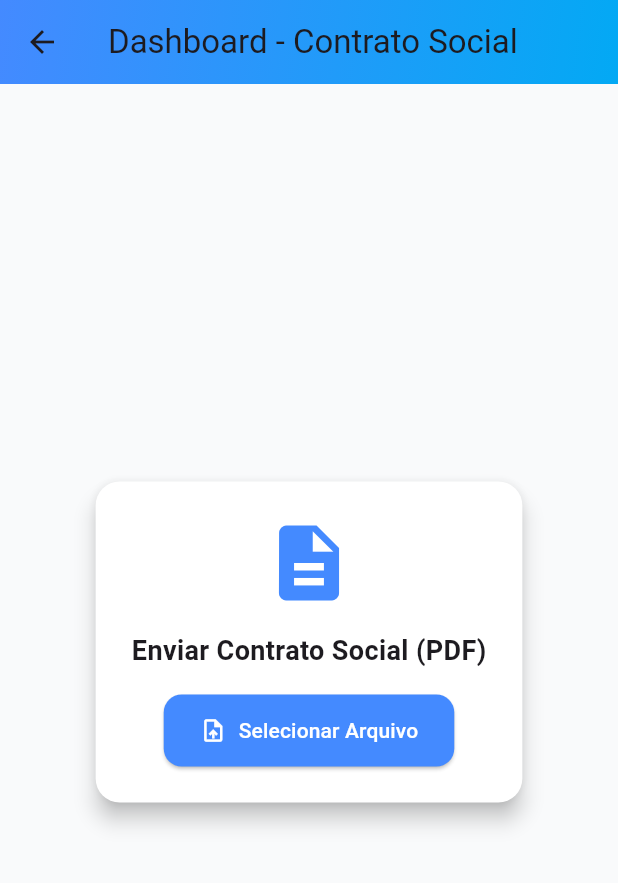
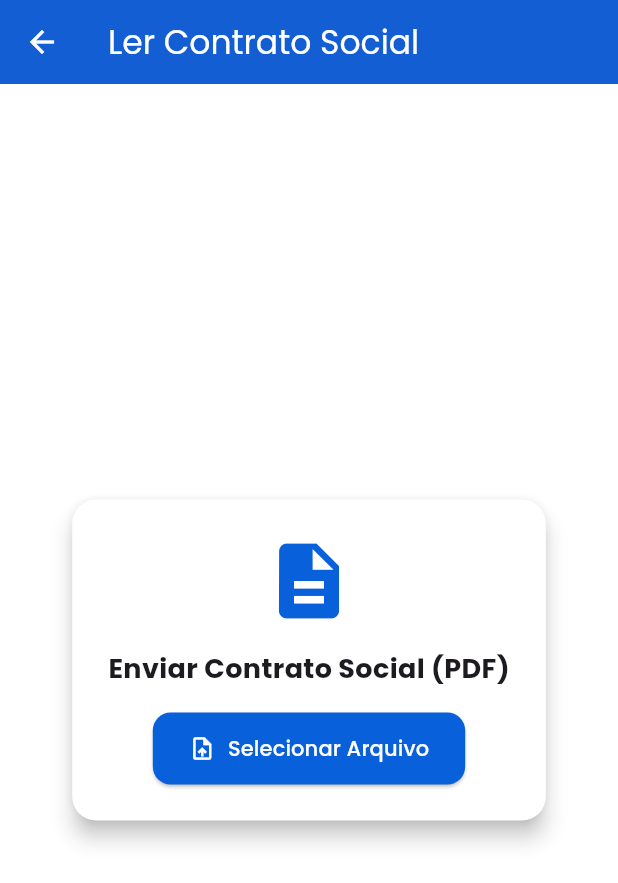
Before and after one commit to aliosmarchehade/contrato-social-paghiper-ddm, a Flutter app: the screen it shows after launch, in the side drawer, after a tap on "Ler contrato social", on a phone screen of 412 x 824 dp. Shown: the top 883 px of the screen. Run offline on Flutter 3.47's test engine with Material 3 defaults, Android fonts, the phone set to English and light mode, and no system bars; our stand-ins replace file_picker, google_fonts, sqflite, sqflite_common_ffi_web; accounts and stored records are empty.

Commit message:
style | mudando o estilo geral das paginas

```diff
--- a/contratosocial/lib/contrato_social_app.dart
+++ b/contratosocial/lib/contrato_social_app.dart
@@ -1,5 +1,6 @@
 import 'package:flutter/material.dart';
 import 'package:contratosocial/configuracao/rotas.dart';
+import 'package:google_fonts/google_fonts.dart';
 
 
 import 'package:contratosocial/telas/pagina_login.dart';
@@ -7,6 +8,8 @@ import 'package:contratosocial/telas/pagina_login.dart';
 
 
 import 'package:contratosocial/telas/dashboard/dashboard_page.dart';
+
+import 'package:contratosocial/telas/filtroContrato/filtro_contrato.dart';
 
 import 'package:contratosocial/telas/menuPrincipal/menu_principal.dart';
 
@@ -21,14 +24,15 @@ class ContratoSocialApp extends StatelessWidget {
     return MaterialApp(
       title: 'Processamento de Contrato Social',
       debugShowCheckedModeBanner: false,
-      theme: ThemeData(primarySwatch: Colors.blue),
+      theme: ThemeData(
+        textTheme: GoogleFonts.poppinsTextTheme(),
+      ),
       initialRoute: Rotas.menuPrincipal,
       routes: {
         Rotas.menuPrincipal: (context) => const MenuPrincipal(),
         Rotas.lerContrato: (context) => const DashboardPage(),
         Rotas.login: (context) => const PaginaLogin(),
-        // Rotas.lerContrato: (context) => const DashboardPage(),
-        // Rotas.lerContrato: (context) => const DashboardPage(),
+        Rotas.filtro: (context) => const FiltroContrato(),
         // Rotas.lerContrato: (context) => const DashboardPage(),
         // Rotas.lerContrato: (context) => const DashboardPage(),
         // Rotas.lerContrato: (context) => const DashboardPage(),
--- a/contratosocial/lib/telas/dashboard/dashboard_page.dart
+++ b/contratosocial/lib/telas/dashboard/dashboard_page.dart
@@ -67,7 +67,7 @@ class _DashboardPageState extends State<DashboardPage> {
                       style: TextStyle(
                         fontSize: 18,
                         fontWeight: FontWeight.bold,
-                        color: Colors.blueAccent,
+                        color: Colors.black,
                       ),
                     ),
                     const Divider(),
@@ -139,7 +139,7 @@ class _DashboardPageState extends State<DashboardPage> {
                       alignment: Alignment.centerRight,
                       child: ElevatedButton(
                         style: ElevatedButton.styleFrom(
-                          backgroundColor: Colors.blueAccent,
+                          backgroundColor: Color(0xFF0860DB),
                           shape: RoundedRectangleBorder(
                             borderRadius: BorderRadius.circular(12),
                           ),
@@ -162,20 +162,19 @@ class _DashboardPageState extends State<DashboardPage> {
   @override
   Widget build(BuildContext context) {
     return Scaffold(
-      backgroundColor: const Color(0xFFF9FAFB),
+      backgroundColor: Colors.white,
       appBar: AppBar(
-        title: const Text("Dashboard - Contrato Social"),
-        centerTitle: true,
-
-        flexibleSpace: Container(
-          decoration: const BoxDecoration(
-            gradient: LinearGradient(
-              colors: [Colors.blueAccent, Colors.lightBlue],
-              begin: Alignment.topLeft,
-              end: Alignment.bottomRight,
-            ),
+        iconTheme: const IconThemeData(
+          color: Colors.white,
+        ),
+        title: const Text(
+          "Ler Contrato Social",
+          style: TextStyle(
+            color: Colors.white,
           ),
         ),
+        elevation: 10,
+        backgroundColor: Color(0xFF0860DB),
       ),
       body: Center(
         child: SingleChildScrollView(
@@ -196,7 +195,7 @@ class _DashboardPageState extends State<DashboardPage> {
                       const Icon(
                         Icons.description,
                         size: 60,
-                        color: Colors.blueAccent,
+                        color: Color(0xFF0860DB),
                       ),
                       const SizedBox(height: 16),
                       const Text(
@@ -209,7 +208,7 @@ class _DashboardPageState extends State<DashboardPage> {
                       const SizedBox(height: 16),
                       ElevatedButton.icon(
                         style: ElevatedButton.styleFrom(
-                          backgroundColor: Colors.blueAccent,
+                          backgroundColor: Color(0xFF0860DB),
                           padding: const EdgeInsets.symmetric(
                             horizontal: 24,
                             vertical: 14,
@@ -232,38 +231,38 @@ class _DashboardPageState extends State<DashboardPage> {
                   ),
                 ),
               ),
-              const SizedBox(height: 24),
-              if (_fileName != null)
-                Card(
-                  color: Colors.white,
-                  shape: RoundedRectangleBorder(
-                    borderRadius: BorderRadius.circular(12),
-                  ),
-                  elevation: 3,
-                  child: Padding(
-                    padding: const EdgeInsets.all(16),
-                    child: Column(
-                      crossAxisAlignment: CrossAxisAlignment.start,
-                      children: [
-                        const Text(
-                          "Arquivo Selecionado",
-                          style: TextStyle(
-                            fontWeight: FontWeight.bold,
-                            color: Colors.blueAccent,
-                          ),
-                        ),
-                        const SizedBox(height: 8),
-                        Text(_fileName!),
-                        Text(
-                          _fileBytes != null
-                              ? "Arquivo carregado com ${_fileBytes!.length} bytes."
-                              : "Falha ao ler conteúdo.",
-                          style: const TextStyle(color: Colors.grey),
-                        ),
-                      ],
-                    ),
-                  ),
-                ),
+              // const SizedBox(height: 24),
+              // if (_fileName != null)
+              //   Card(
+              //     color: Colors.white,
+              //     shape: RoundedRectangleBorder(
+              //       borderRadius: BorderRadius.circular(12),
+              //     ),
+              //     elevation: 3,
+              //     child: Padding(
+              //       padding: const EdgeInsets.all(16),
+              //       child: Column(
+              //         crossAxisAlignment: CrossAxisAlignment.start,
+              //         children: [
+              //           const Text(
+              //             "Arquivo Selecionado",
+              //             style: TextStyle(
+              //               fontWeight: FontWeight.bold,
+              //               color: Colors.blueAccent,
+              //             ),
+              //           ),
+              //           const SizedBox(height: 8),
+              //           Text(_fileName!),
+              //           Text(
+              //             _fileBytes != null
+              //                 ? "Arquivo carregado com ${_fileBytes!.length} bytes."
+              //                 : "Falha ao ler conteúdo.",
+              //             style: const TextStyle(color: Colors.grey),
+              //           ),
+              //         ],
+              //       ),
+              //     ),
+              //   ),
             ],
           ),
         ),
--- /dev/null
+++ b/contratosocial/lib/telas/filtroContrato/filtro_contrato.dart
@@ -0,0 +1,64 @@
+// import 'package:flutter/material.dart';
+
+// class FiltroContrato extends StatefulWidget {
+//   const FiltroContrato({super.key});
+
+//   @override
+//   Widget build(BuildContext context) {
+//     return Scaffold(
+//       backgroundColor: Colors.white,
+//       appBar: AppBar(
+//         iconTheme: const IconThemeData(
+//           color: Colors.white,
+//         ),
+//         title: const Text(
+//           "Ler Contrato Social",
+//           style: TextStyle(
+//             color: Colors.white,
+//           ),
+//         ),
+//         elevation: 10,
+//         backgroundColor: Color(0xFF0860DB),
+//       ),
+//       body: Center(
+//         child: Text(
+//           "Olá, seja bem-vindo",
+//           style: TextStyle(fontSize: 20, fontWeight: FontWeight.w500),
+//         ),
+//       )
+//     );
+//   }
+// }
+
+import 'package:flutter/material.dart';
+import 'package:contratosocial/configuracao/rotas.dart';
+
+class FiltroContrato extends StatelessWidget {
+  const FiltroContrato({super.key});
+
+  @override
+  Widget build(BuildContext context) {
+    return Scaffold(
+      backgroundColor: Colors.white,
+      appBar: AppBar(
+        elevation: 10,
+        backgroundColor: const Color(0xFF0860DB),
+        iconTheme: const IconThemeData(
+          color: Colors.white,
+        ),
+        title: const Text(
+          "Filtrar Contrato Social",
+          style: TextStyle(
+            color: Colors.white,
+          ),
+        ),
+      ),
+      body: const Center(
+        child: Text(
+          "Filtro",
+          style: TextStyle(fontSize: 20, fontWeight: FontWeight.w500),
+        ),
+      ),
+    );
+  }
+}
--- a/contratosocial/lib/telas/menuPrincipal/menu_principal.dart
+++ b/contratosocial/lib/telas/menuPrincipal/menu_principal.dart
@@ -1,4 +1,3 @@
-
 import 'package:flutter/material.dart';
 import 'package:contratosocial/configuracao/rotas.dart';
 
@@ -11,9 +10,9 @@ class MenuPrincipal extends StatelessWidget {
       backgroundColor: Colors.white,
       appBar: AppBar(
         elevation: 10,
-        backgroundColor: Colors.blueAccent,
+        backgroundColor: const Color(0xFF0860DB),
         iconTheme: const IconThemeData(
-          color: Colors.white, // deixa o ícone do menu branco
+          color: Colors.white,
         ),
         title: const Text(
           "Contrato Social",
@@ -23,34 +22,69 @@ class MenuPrincipal extends StatelessWidget {
         ),
       ),
       drawer: Drawer(
+        backgroundColor: Colors.white,
+        child: Column(
+          children: [
+
+            UserAccountsDrawerHeader(
+              decoration: const BoxDecoration(
+                gradient: LinearGradient(
+                  colors: [Color(0xFF0860DB), Color(0xFF3A8DFF)],
+                  begin: Alignment.topLeft,
+                  end: Alignment.bottomRight,
+                ),
+              ),
+              accountName: const Text(
+                "Ali Osmar", //arrumar o nome aqui
+                style: TextStyle(fontWeight: FontWeight.bold, fontSize: 18),
+              ),
+              accountEmail: const Text(""),
+              currentAccountPicture: const CircleAvatar(
+                backgroundColor: Colors.white,
+                child: Icon(Icons.person, size: 40, color: Color(0xFF0860DB)),
+              ),
+            ),
+
+            Expanded(
               child: ListView(
                 padding: EdgeInsets.zero,
                 children: [
-            const DrawerHeader(
-              decoration: BoxDecoration(
-                color: Colors.blueAccent,
+                  ListTile(
+                    leading: const Icon(Icons.description, color: Color(0xFF0860DB)),
+                    title: const Text(
+                      "Ler contrato social",
+                      style: TextStyle(fontSize: 16, fontWeight: FontWeight.w500),
                     ),
-              child: Text(
-                "Menu",
-                style: TextStyle(
-                  color: Colors.white,
-                  fontSize: 24,
-                ),
-              ),
-            ),
-            ListTile(
-              leading: const Icon(Icons.description),
-              title: const Text("Ler contrato social"),
                     onTap: () {
                       Navigator.of(context).pushNamed(Rotas.lerContrato);
                     },
                   ),
                   ListTile(
-              leading: const Icon(Icons.people),
-              title: const Text("Filtrar Sócios"),
+                    leading: const Icon(Icons.people, color: Color(0xFF0860DB)),
+                    title: const Text(
+                      "Filtrar Sócios",
+                      style: TextStyle(fontSize: 16, fontWeight: FontWeight.w500),
+                    ),
                     onTap: () {
                       Navigator.of(context).pushNamed(Rotas.filtro);
                     },
+                  ),
+                ],
+              ),
+            ),
+
+            Padding(
+              padding: const EdgeInsets.all(8.0),
+              child: ListTile(
+                leading: const Icon(Icons.logout, color: Colors.redAccent),
+                title: const Text(
+                  "Sair",
+                  style: TextStyle(fontWeight: FontWeight.w600),
+                ),
+                onTap: () {
+                  Navigator.of(context).pop(); //arrumar aqui
+                },
+              ),
             ),
           ],
         ),
--- a/contratosocial/pubspec.yaml
+++ b/contratosocial/pubspec.yaml
@@ -46,6 +46,7 @@ dependencies:
   sqflite_common_ffi:
   sqflite_common_ffi_web:
   cupertino_icons:
+  google_fonts: ^6.2.1
 
 dev_dependencies:
   flutter_test:
```
Also changed, not shown: contratosocial/pubspec.lock, 1 other file. Lines whose indentation alone changed are shown as unchanged.
